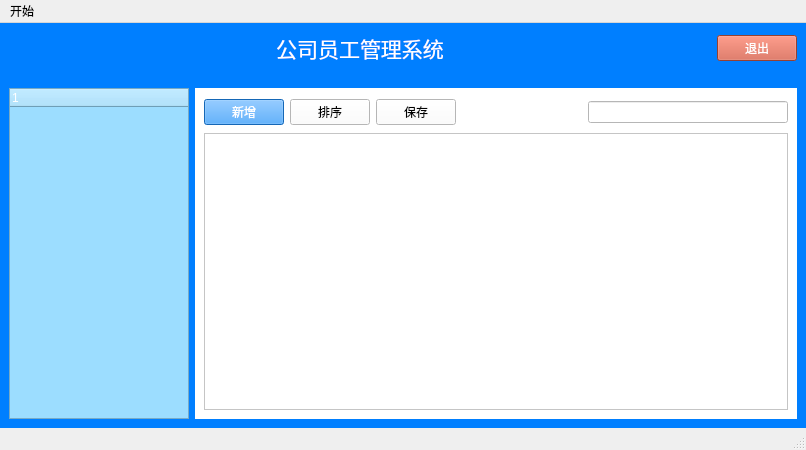
daizxn/CPP_Project, file src/Forms/mainwindow.ui: the form before one commit.
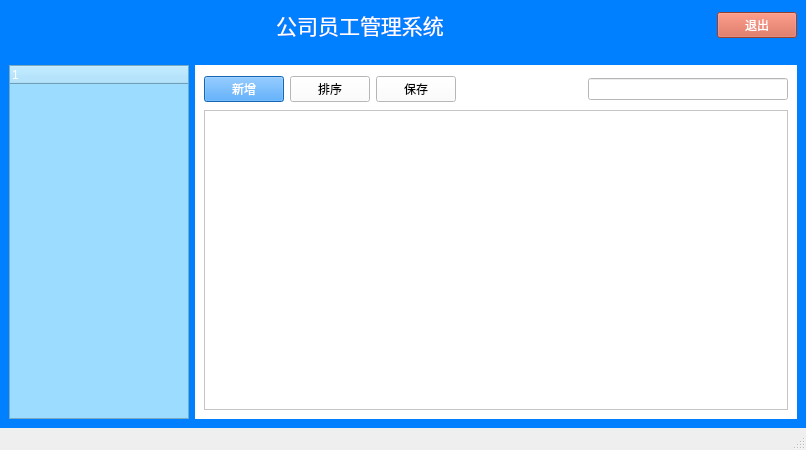
The form after the commit. Icons and pictures are not drawn.

Patch:
```diff
--- a/src/Forms/mainwindow.ui
+++ b/src/Forms/mainwindow.ui
@@ -221,22 +221,6 @@
     </item>
    </layout>
   </widget>
-  <widget class="QMenuBar" name="menubar">
-   <property name="geometry">
-    <rect>
-     <x>0</x>
-     <y>0</y>
-     <width>806</width>
-     <height>22</height>
-    </rect>
-   </property>
-   <widget class="QMenu" name="menuaaa">
-    <property name="title">
-     <string>开始</string>
-    </property>
-   </widget>
-   <addaction name="menuaaa"/>
-  </widget>
   <widget class="QStatusBar" name="statusbar"/>
  </widget>
  <resources>
```
